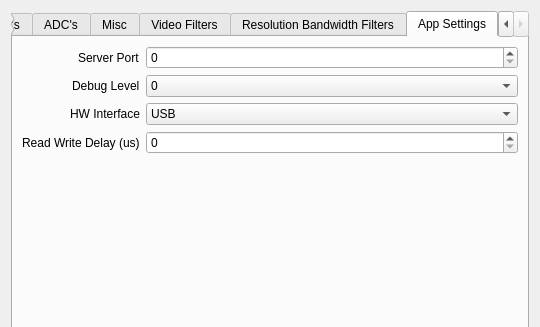
This is hardwareconfigwidget.ui in PTDreamer/openMSA as Qt 5 draws it before an edit; both pictures show x 0 to 540 and y 0 to 327 of the 540 by 623 pixel window. The edited form follows.
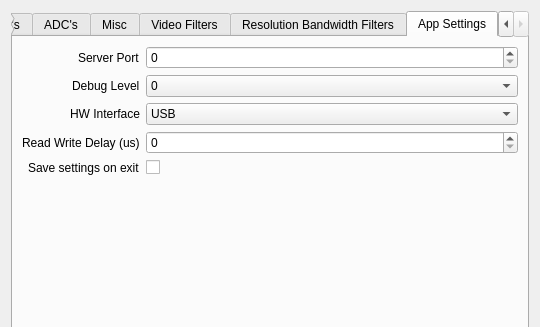
This is the edited form. The open tabs and pages were chosen to show the change.

```diff
--- a/hardwareconfigwidget.ui
+++ b/hardwareconfigwidget.ui
@@ -772,6 +772,20 @@
          </property>
         </widget>
        </item>
+       <item row="4" column="0">
+        <widget class="QLabel" name="label_10">
+         <property name="text">
+          <string>Save settings on exit</string>
+         </property>
+        </widget>
+       </item>
+       <item row="4" column="1">
+        <widget class="QCheckBox" name="save_settings_on_exit">
+         <property name="text">
+          <string/>
+         </property>
+        </widget>
+       </item>
       </layout>
      </widget>
     </widget>
```
Left out of the diff: 2 changed lines with no effect on the pictures.
